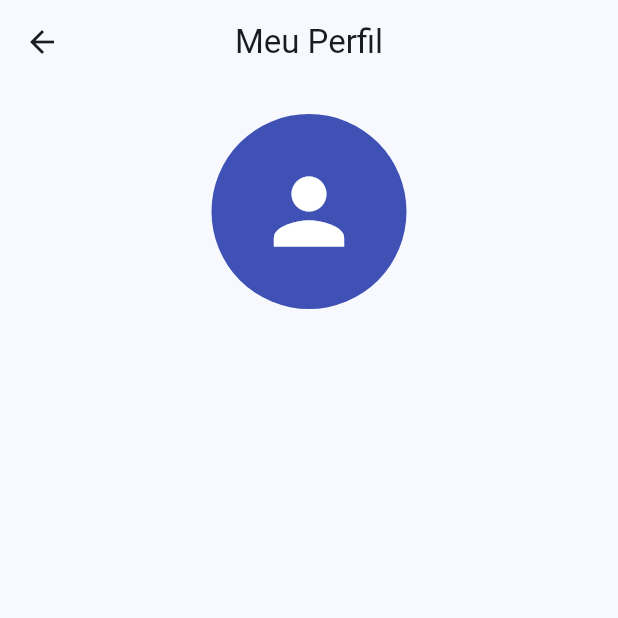
After one commit to Bruninho208624/programacao-mobile-, a Flutter app: the screen it shows after launch, after a tap on the "menu" icon, after a tap on "03 - Perfil do usuário", on a phone screen of 412 x 824 dp, the top half of it. The commit adds this screen. Run offline on Flutter 3.47's test engine with Material 3 defaults, Android fonts, the phone set to English and light mode, and no system bars.

Commit message:
Perfil do Usuário, parte 3

```diff
--- a/analysis_options.yaml
+++ b/analysis_options.yaml
@@ -7,6 +7,15 @@
 
 # The following line activates a set of recommended lints for Flutter apps,
 # packages, and plugins designed to encourage good coding practices.
+analyzer:
+  exclude:
+    - build/**
+    - android/**
+    - ios/**
+    - web/**
+    - windows/**
+    - macos/**
+    - linux/**
 include: package:flutter_lints/flutter.yaml
 
 linter:
--- a/lib/menu_lateral.dart
+++ b/lib/menu_lateral.dart
@@ -15,9 +15,7 @@ class _MenuLateralState extends State<MenuLateral> {
         padding: EdgeInsets.zero,
         children: [
           const DrawerHeader(
-            decoration: BoxDecoration(
-              color: Colors.blue
-            ),
+            decoration: BoxDecoration(color: Colors.blue),
             child: Text('Curso Flutter'),
           ),
           ListTile(
@@ -28,7 +26,12 @@ class _MenuLateralState extends State<MenuLateral> {
           ListTile(
             leading: const Icon(Icons.table_rows),
             title: const Text("02 - Linhas e Colunas"),
-            onTap: () => Navigator.pushNamed(context, "/aula02")
+            onTap: () => Navigator.pushNamed(context, "/aula02"),
+          ),
+          ListTile(
+            leading: const Icon(Icons.person),
+            title: const Text("03 - Perfil do usuário"),
+            onTap: () => Navigator.pushNamed(context, "/aula03"),
           )
         ],
       ),
--- /dev/null
+++ b/lib/paginas/aula03.dart
@@ -0,0 +1,40 @@
+import 'package:flutter/material.dart';
+
+class Aula03 extends StatelessWidget {
+  const Aula03({super.key});
+
+  @override
+  Widget build(BuildContext context) {
+    return Scaffold(
+      appBar: AppBar(
+        title: const Text("Meu Perfil"),
+        // Centraliza o título da AppBar
+        centerTitle: true,
+      ),
+      body: SingleChildScrollView(
+          // Adiciona um padding em torno do conteúdo da tela
+          padding: EdgeInsets.all(20),
+          child: Container(
+            width: double.infinity,
+            child: const Column(
+              mainAxisSize: MainAxisSize.max,
+              //Alinhnando ao centro
+              mainAxisAlignment: MainAxisAlignment.center,
+              crossAxisAlignment: CrossAxisAlignment.center,
+              children: [
+                //Cria um avatar circular
+                const CircleAvatar(
+                  radius: 65,
+                  backgroundColor: Colors.indigo,
+                  child: Icon(
+                    Icons.person,
+                    color: Colors.white,
+                    size: 70,
+                  ),
+                ),
+              ],
+            ),
+          )),
+    );
+  }
+}
--- a/lib/rotas/routes.dart
+++ b/lib/rotas/routes.dart
@@ -2,9 +2,11 @@ import 'package:flutter/material.dart';
 import 'package:flutter_app/my_home_page.dart';
 import 'package:flutter_app/paginas/aula01.dart';
 import 'package:flutter_app/paginas/aula02.dart';
+import 'package:flutter_app/paginas/aula03.dart';
 
 final Map<String, WidgetBuilder> appRoutes = {
   "/": (context) => const MyHomePage(title: 'Página Principal'),
   "/aula01": (context) => const Aula01(),
   "/aula02": (context) => const Aula02(),
+  "/aula03": (context) => const Aula03(),
 };
```
Also changed, not shown: pubspec.lock.
